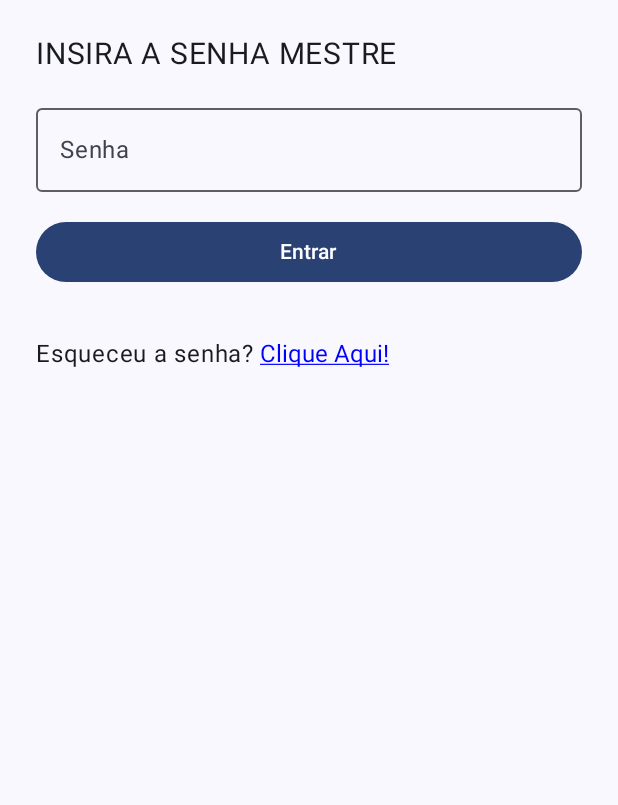
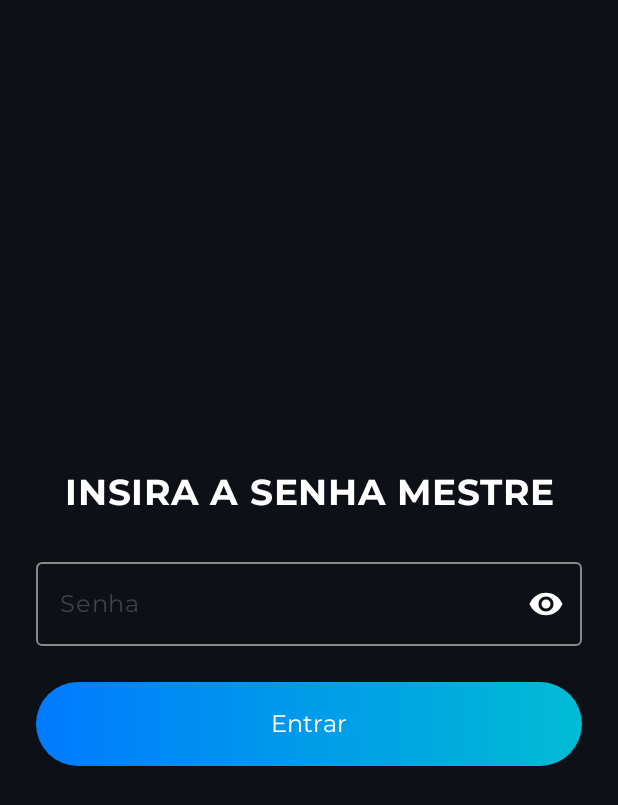
Before and after one commit to Codenamedarkray/PI3-Turma3-3, an Android app built with Jetpack Compose: the ReAuthenticationActivity screen opened directly, with no data from a screen before it, on a phone screen of 412 x 824 dp. Shown: the top 805 px of the screen. Run offline under Robolectric (Android 15) with nearby library versions, the phone set to English and light mode, and no system bars.

Commit message:
Bug fix tela senha mestra, correção snackbars de erro, correções estéticas gerais

```diff
--- a/AndroidApp/app/src/main/java/br/edu/puccampinas/superid/ReAuthenticationActivity.kt
+++ b/AndroidApp/app/src/main/java/br/edu/puccampinas/superid/ReAuthenticationActivity.kt
@@ -23,6 +23,8 @@ class ReAuthenticationActivity : ComponentActivity() {
                 Scaffold(modifier = Modifier.fillMaxSize()) { innerPadding ->
                     ReAuthenticationForm(
                         modifier = Modifier.padding(innerPadding)
+
+
                     )
                 }
             }
--- a/AndroidApp/app/src/main/java/br/edu/puccampinas/superid/screens/ReAuth.kt
+++ b/AndroidApp/app/src/main/java/br/edu/puccampinas/superid/screens/ReAuth.kt
@@ -2,137 +2,196 @@ package br.edu.puccampinas.superid.screens
 
 import android.content.Intent
 import android.util.Log
+import androidx.compose.animation.AnimatedVisibility
+import androidx.compose.animation.core.animateFloatAsState
+import androidx.compose.animation.fadeIn
+import androidx.compose.animation.fadeOut
+import androidx.compose.animation.slideInVertically
+import androidx.compose.animation.slideOutVertically
+import androidx.compose.foundation.background
 import androidx.compose.foundation.clickable
-import androidx.compose.foundation.layout.Arrangement
-import androidx.compose.foundation.layout.Column
-import androidx.compose.foundation.layout.Row
-import androidx.compose.foundation.layout.Spacer
-import androidx.compose.foundation.layout.fillMaxWidth
-import androidx.compose.foundation.layout.height
-import androidx.compose.foundation.layout.padding
-import androidx.compose.foundation.layout.width
+import androidx.compose.foundation.layout.*
 import androidx.compose.foundation.text.KeyboardOptions
-import androidx.compose.material3.Button
-import androidx.compose.material3.OutlinedTextField
-import androidx.compose.material3.Text
-import androidx.compose.runtime.Composable
-import androidx.compose.runtime.getValue
-import androidx.compose.runtime.mutableStateOf
-import androidx.compose.runtime.remember
-import androidx.compose.runtime.setValue
+import androidx.compose.material.icons.Icons
+import androidx.compose.material.icons.filled.Visibility
+import androidx.compose.material.icons.filled.VisibilityOff
+import androidx.compose.material3.*
+import androidx.compose.runtime.*
 import androidx.compose.ui.Alignment
 import androidx.compose.ui.Modifier
+import androidx.compose.ui.draw.scale
+import androidx.compose.ui.graphics.Brush
 import androidx.compose.ui.graphics.Color
 import androidx.compose.ui.platform.LocalContext
 import androidx.compose.ui.text.TextStyle
+import androidx.compose.ui.text.font.Font
+import androidx.compose.ui.text.font.FontFamily
+import androidx.compose.ui.text.font.FontWeight
 import androidx.compose.ui.text.input.KeyboardType
 import androidx.compose.ui.text.input.PasswordVisualTransformation
-import androidx.compose.ui.text.style.TextDecoration
-import androidx.compose.ui.tooling.preview.Preview
+import androidx.compose.ui.text.input.VisualTransformation
+import androidx.compose.ui.text.style.TextAlign
 import androidx.compose.ui.unit.dp
 import androidx.compose.ui.unit.sp
-import androidx.navigation.NavController
 import br.edu.puccampinas.superid.MainActivity
-import br.edu.puccampinas.superid.WelcomeActivity
-import br.edu.puccampinas.superid.functions.performSignIn
-import br.edu.puccampinas.superid.functions.recoverPassword
-import br.edu.puccampinas.superid.functions.validationUtils.getSavedEmail
+import br.edu.puccampinas.superid.R
 import br.edu.puccampinas.superid.functions.validationUtils.passwordIsInvalid
 import br.edu.puccampinas.superid.functions.validationUtils.reauthenticateUser
-import br.edu.puccampinas.superid.ui.theme.SuperIDTheme
 
 @Composable
 fun ReAuthenticationForm(modifier: Modifier = Modifier) {
+    val montserrat = FontFamily(
+        Font(R.font.montserrat_regular, FontWeight.Normal),
+        Font(R.font.montserrat_bold, FontWeight.Bold)
+    )
+
     val context = LocalContext.current
     var password by remember { mutableStateOf("") }
-    var message by remember { mutableStateOf<String?>(null) }
-    var messageColor by remember { mutableStateOf(Color.Unspecified) }
+    var passwordVisible by remember { mutableStateOf(false) }
+    var isLoading by remember { mutableStateOf(false) }
+    var showSnackbar by remember { mutableStateOf(false) }
+    var isButtonPressed by remember { mutableStateOf(false) }
 
+    val buttonScale by animateFloatAsState(
+        targetValue = if (isButtonPressed) 0.95f else 1f,
+        label = "ButtonScale"
+    )
+
+    LaunchedEffect(showSnackbar) {
+        if (showSnackbar) {
+            kotlinx.coroutines.delay(3000L)
+            showSnackbar = false
+        }
+    }
+
+    Box(
+        modifier = modifier
+            .fillMaxSize()
+            .background(Color(0xFF0D1117))
+            .padding(horizontal = 24.dp)
+    ) {
         Column(
-        modifier = modifier
-            .fillMaxWidth()
-            .padding(24.dp),
-        verticalArrangement = Arrangement.spacedBy(16.dp)
+            modifier = Modifier
+                .align(Alignment.Center)
+                .fillMaxWidth(),
+            horizontalAlignment = Alignment.CenterHorizontally
         ) {
-
-        Text("INSIRA A SENHA MESTRE", fontSize = 20.sp)
+            Text(
+                text = "INSIRA A SENHA MESTRE",
+                fontFamily = montserrat,
+                fontWeight = FontWeight.Bold,
+                fontSize = 24.sp,
+                color = Color.White,
+                textAlign = TextAlign.Center,
+                modifier = Modifier.padding(bottom = 24.dp)
+            )
 
             OutlinedTextField(
                 value = password,
                 onValueChange = { password = it },
-            label = { Text("Senha") },
-            visualTransformation = PasswordVisualTransformation(),
+                label = { Text("Senha", fontFamily = montserrat) },
+                textStyle = TextStyle(color = Color.White),
+                visualTransformation = if (passwordVisible) VisualTransformation.None else PasswordVisualTransformation(),
                 keyboardOptions = KeyboardOptions(keyboardType = KeyboardType.Password),
-            modifier = Modifier.fillMaxWidth()
+                trailingIcon = {
+                    val icon = if (passwordVisible) Icons.Default.VisibilityOff else Icons.Default.Visibility
+                    IconButton(onClick = { passwordVisible = !passwordVisible }) {
+                        Icon(imageVector = icon, contentDescription = "Mostrar senha", tint = Color.White)
+                    }
+                },
+                colors = OutlinedTextFieldDefaults.colors(
+                    focusedBorderColor = Color(0xFF007BFF),
+                    unfocusedBorderColor = Color.Gray
+                ),
+                modifier = Modifier
+                    .fillMaxWidth()
+                    .padding(bottom = 24.dp)
             )
 
             Button(
                 onClick = {
-                if (!passwordIsInvalid(password)) {
+                    if (!passwordIsInvalid(password) && !isLoading) {
+                        isButtonPressed = true
+                        isLoading = true
                         reauthenticateUser(
                             context,
                             password,
                             onSuccess = {
+                                isButtonPressed = false
+                                isLoading = false
                                 val intent = Intent(context, MainActivity::class.java)
                                 context.startActivity(intent)
                             },
                             onFailure = { exception ->
-                            Log.e("LOGIN", "ERRO AO ACESSAR A CONTA: ${exception.message}")
+                                Log.e("LOGIN", "ERRO AO AUTENTICAR: ${exception.message}")
+                                isButtonPressed = false
+                                isLoading = false
+                                showSnackbar = true
                             }
                         )
                     }
                 },
-            modifier = Modifier.fillMaxWidth()
+                enabled = !isLoading,
+                colors = ButtonDefaults.buttonColors(containerColor = Color.Transparent),
+                contentPadding = PaddingValues(),
+                modifier = Modifier
+                    .fillMaxWidth()
+                    .height(56.dp)
+                    .scale(buttonScale)
             ) {
-            Text("Entrar")
-        }
-
-        Row (
-            verticalAlignment = Alignment.CenterVertically,
-            modifier = Modifier.padding(top = 16.dp)
-        ){
+                if (isLoading) {
+                    CircularProgressIndicator(
+                        color = Color.White,
+                        modifier = Modifier.size(24.dp),
+                        strokeWidth = 2.dp
+                    )
+                } else {
+                    Box(
+                        modifier = Modifier
+                            .background(
+                                brush = Brush.horizontalGradient(
+                                    listOf(Color(0xFF007BFF), Color(0xFF00BCD4))
+                                ),
+                                shape = MaterialTheme.shapes.medium
+                            )
+                            .fillMaxSize(),
+                        contentAlignment = Alignment.Center
+                    ) {
                         Text(
-                "Esqueceu a senha?",
-                fontSize = 16.sp
-            )
-
-            Spacer(modifier = Modifier.width(4.dp))
-
-            Text(
-                "Clique Aqui!",
-                color = Color.Blue,
+                            text = "Entrar",
+                            color = Color.White,
                             fontSize = 16.sp,
-                style = TextStyle(textDecoration = TextDecoration.Underline),
-                modifier = Modifier.clickable {
-                    recoverPassword(
-                        email = getSavedEmail(context)!!,
-                        onSuccess = {
-                            message = "Link de recuperação enviado para o e-mail"
-                            messageColor = Color.Blue
-                        },
-                        onFailure = {
-                            message = it.message
-                            messageColor = Color.Red
-                        }
+                            fontFamily = montserrat
                         )
                     }
-            )
                 }
-
-        message?.let {
-            Spacer(modifier = Modifier.height(16.dp))
-            Text(text = it, color = messageColor)
-        }
-
             }
         }
 
-@Preview(showBackground = true)
-@Composable
-fun ReAuthenticationFormPreview() {
-    SuperIDTheme {
-        ReAuthenticationForm(
+        // Snackbar agora aparece embaixo fixo
+        AnimatedVisibility(
+            visible = showSnackbar,
+            enter = fadeIn() + slideInVertically(initialOffsetY = { it }),
+            exit = fadeOut() + slideOutVertically(targetOffsetY = { it }),
             modifier = Modifier
+                .align(Alignment.BottomCenter)
+                .padding(bottom = 32.dp)
+        ) {
+            Snackbar(
+                containerColor = Color(0xFFDC2626),
+                contentColor = Color.White,
+                shape = MaterialTheme.shapes.medium,
+                modifier = Modifier
+                    .padding(horizontal = 32.dp)
+                    .fillMaxWidth()
+            ) {
+                Text(
+                    text = "SENHA INCORRETA",
+                    fontFamily = montserrat,
+                    textAlign = TextAlign.Center,
+                    modifier = Modifier.fillMaxWidth()
                 )
             }
         }
+    }
+}
```
Also changed, not shown: AndroidApp/app/src/main/java/br/edu/puccampinas/superid/SplashActivity.kt (+7 -6 lines), AndroidApp/app/src/main/java/br/edu/puccampinas/superid/screens/PassordRecover.kt (+43 -16 lines), AndroidApp/app/src/main/java/br/edu/puccampinas/superid/screens/SignIn.kt (+39 -38 lines), AndroidApp/app/src/main/java/br/edu/puccampinas/superid/screens/SignUp.kt (+41 -21 lines). Lines whose indentation alone changed are shown as unchanged.
